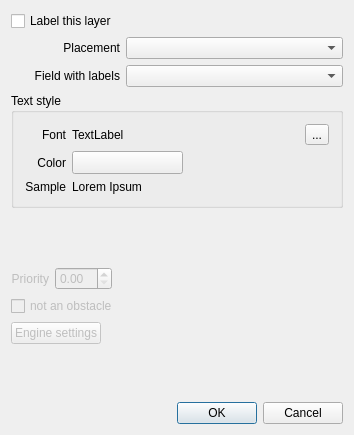
This is src/plugins/labeling/labelingguibase.ui in qgis/QGIS as Qt 5 draws it before an edit. The edited form follows.
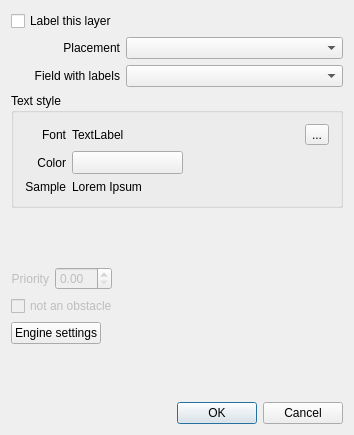
This is the edited form. Icons and pictures are not drawn. Custom widgets are drawn as their Qt base class.

Patch:
```diff
--- a/src/plugins/labeling/labelingguibase.ui
+++ b/src/plugins/labeling/labelingguibase.ui
@@ -247,7 +247,7 @@
      <item>
       <widget class="QPushButton" name="btnEngineSettings">
        <property name="enabled">
-        <bool>false</bool>
+        <bool>true</bool>
        </property>
        <property name="text">
         <string>Engine settings</string>
```
